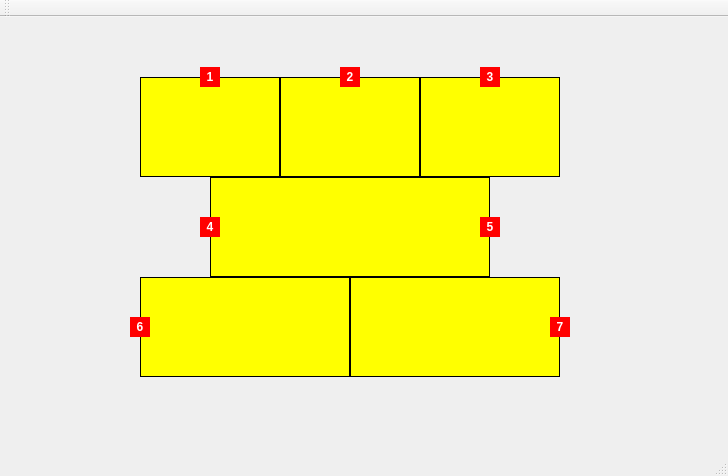
Old version of the form server/serverwindow.ui in the repository franciscopaulinoq/qt-train-controller.
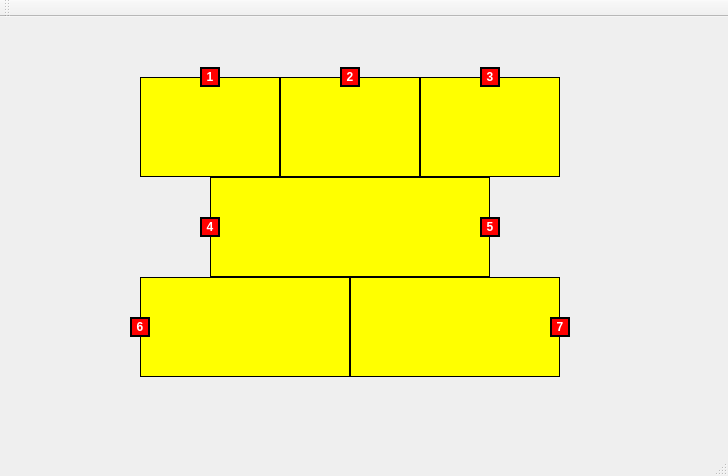
New version of the form.

Commit message: fix: resolve some collisions between trains

What changed in the file:
```diff
--- a/server/serverwindow.ui
+++ b/server/serverwindow.ui
@@ -156,7 +156,7 @@
      </rect>
     </property>
     <property name="styleSheet">
-     <string notr="true">background-color: red; color: white; font-weight: bold;</string>
+     <string notr="true">background-color: red; color: white; font-weight: bold; border: 2px solid black;</string>
     </property>
     <property name="text">
      <string>1</string>
@@ -175,7 +175,7 @@
      </rect>
     </property>
     <property name="styleSheet">
-     <string notr="true">background-color: red; color: white; font-weight: bold;</string>
+     <string notr="true">background-color: red; color: white; font-weight: bold; border: 2px solid black;</string>
     </property>
     <property name="text">
      <string>2</string>
@@ -194,7 +194,7 @@
      </rect>
     </property>
     <property name="styleSheet">
-     <string notr="true">background-color: red; color: white; font-weight: bold;</string>
+     <string notr="true">background-color: red; color: white; font-weight: bold; border: 2px solid black;</string>
     </property>
     <property name="text">
      <string>3</string>
@@ -213,7 +213,7 @@
      </rect>
     </property>
     <property name="styleSheet">
-     <string notr="true">background-color: red; color: white; font-weight: bold;</string>
+     <string notr="true">background-color: red; color: white; font-weight: bold; border: 2px solid black;</string>
     </property>
     <property name="text">
      <string>4</string>
@@ -232,7 +232,7 @@
      </rect>
     </property>
     <property name="styleSheet">
-     <string notr="true">background-color: red; color: white; font-weight: bold;</string>
+     <string notr="true">background-color: red; color: white; font-weight: bold; border: 2px solid black;</string>
     </property>
     <property name="text">
      <string>5</string>
@@ -251,7 +251,7 @@
      </rect>
     </property>
     <property name="styleSheet">
-     <string notr="true">background-color: red; color: white; font-weight: bold;</string>
+     <string notr="true">background-color: red; color: white; font-weight: bold; border: 2px solid black;</string>
     </property>
     <property name="text">
      <string>7</string>
@@ -270,7 +270,7 @@
      </rect>
     </property>
     <property name="styleSheet">
-     <string notr="true">background-color: red; color: white; font-weight: bold;</string>
+     <string notr="true">background-color: red; color: white; font-weight: bold; border: 2px solid black;</string>
     </property>
     <property name="text">
      <string>6</string>
```
Left out of the diff: 1 changed line with no effect on the pictures. The commit also changes 1 other file.
